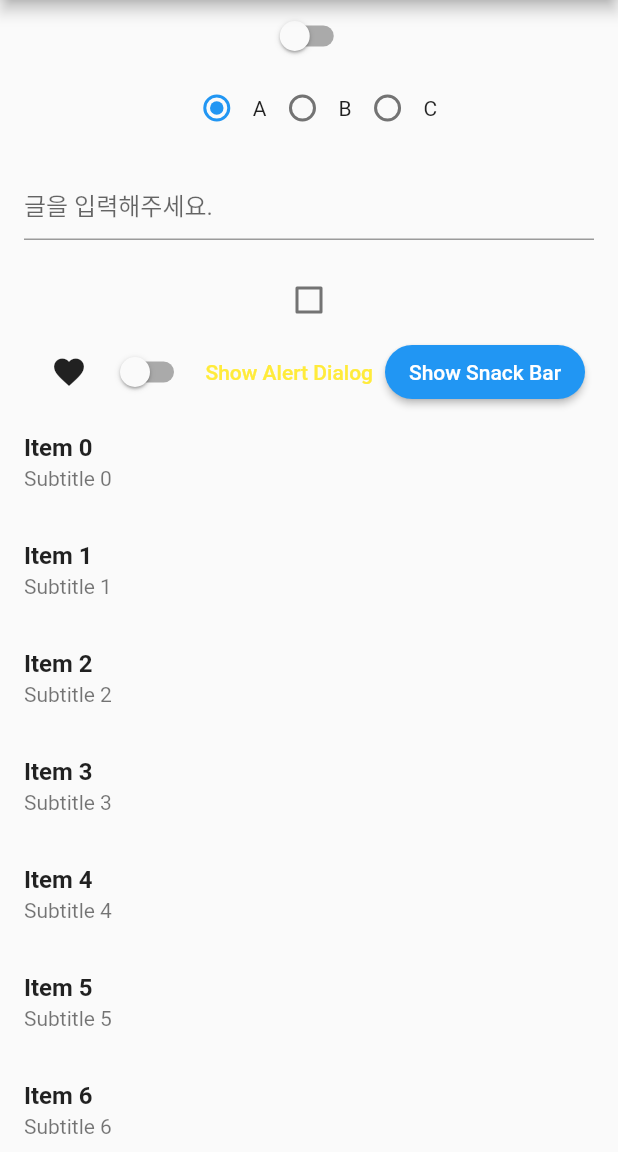
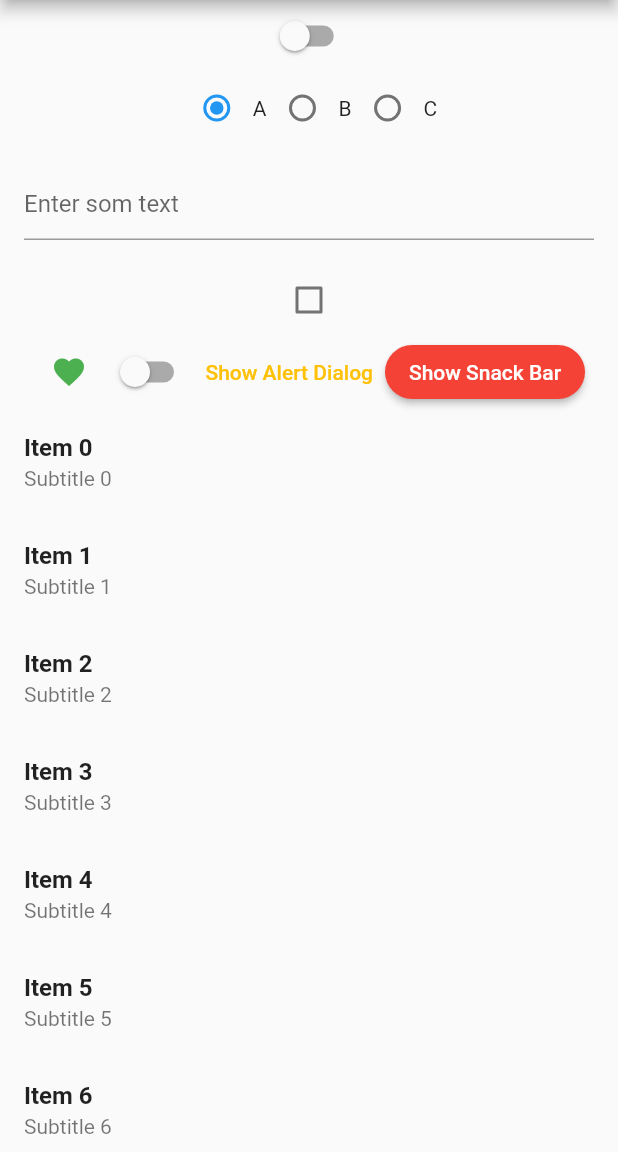
Before and after one commit to 1st-PARD-APP-PART/Kim-Min-Hyeok, a Flutter app: the screen it shows after launch, on a phone screen of 412 x 824 dp, the part 84-1236 px from its top. Run offline on Flutter 3.47's test engine with Material 2 defaults, Android fonts, the light colour scheme and no system bars.

Commit message:
주석 완료

```diff
--- a/1st_homework_김민혁/first_homework__minhyeokkim/lib/main.dart
+++ b/1st_homework_김민혁/first_homework__minhyeokkim/lib/main.dart
@@ -3,6 +3,8 @@ import 'package:flutter/material.dart';
 void main() => runApp(MyApp());
 
 class MyApp extends StatelessWidget {
+  const MyApp({super.key});
+
   @override
   Widget build(BuildContext context) {
     return MaterialApp(
@@ -42,7 +44,9 @@ class _MyHomePageState extends State<MyHomePage> {
       context: context,
       builder: (BuildContext context) {
         return AlertDialog(
-          title: Text("Alert"),
+          title: Text("안녕하세요",
+                  style: TextStyle(fontWeight: FontWeight.normal),//결과 화면에 Title이 bold가 해제 된 것 같아서 nomal로 바꿈
+                  ),
           content: Text("This is an alert dialog!"),
           actions: [
             TextButton(
@@ -57,23 +61,24 @@ class _MyHomePageState extends State<MyHomePage> {
 
   @override
   Widget build(BuildContext context) {
-    return Scaffold(
+    return Scaffold( //Scafflod 위젯 : 뼈대를 잡아줌
       appBar: AppBar(
-        title: Text("Flutter Demo"),
+        title: Text("Flutter Demo"), //Text 위젯
       ),
-      drawer: Drawer(
-        child: ListView(
+      drawer: Drawer( //Drawer 위젯 : 보통 햄버거 버튼으로 이동하는 숨겨진 메뉴
+        child: ListView( //ListView 위젯
           padding: EdgeInsets.zero,
           children: [
             DrawerHeader(
               child: Text(
                 "21900102 김민혁",
-                style: TextStyle(fontSize: 50)),
-              decoration: BoxDecoration(
-                color: Colors.blue,
+                style: TextStyle(fontSize: 50)),// Step6. fontSize 50
+                decoration: BoxDecoration(
+                color: Colors.black38, //결과화면처럼 헤더 배경 회색으로 바꿈
+
               ),
             ),
-            ListTile(
+            ListTile( //ListTile 위젯 : ListView의 아이템을 넣는 위젯
               title: Text("Drawer Item 1"),
               onTap: () => Navigator.pop(context),
             ),
@@ -87,17 +92,17 @@ class _MyHomePageState extends State<MyHomePage> {
       body: ListView(
         children: [
           Center(
-            child: Column(
+            child: Column( // Column 위젯 : 세로방향의 frame을 잡아주는 위젯
               mainAxisAlignment: MainAxisAlignment.center,
               children: [
-                Switch(
+                Switch( // Switch 위젯 : Switch 버튼
                   value: _switchValue,
                   onChanged: (value) => setState(() => _switchValue = value),
                 ),
-                Row(
-                  mainAxisAlignment: MainAxisAlignment.center,
+                Row( // Row 위젯 : 가로방향의 frame을 잡아주는 위젯
+                  mainAxisAlignment: MainAxisAlignment.center, // Step4. 가운데 정렬
                   children: [
-                    Radio(
+                    Radio( //Radio 위젯 : Radio 버튼
                       value: "A",
                       groupValue: _radioValue,
                       onChanged: (value) =>
@@ -120,24 +125,26 @@ class _MyHomePageState extends State<MyHomePage> {
                     Text("C"),
                   ],
                 ),
-                Padding(
+                Padding(  //Padding 위젯 : child에 padding을 가지도록 하는 위젯, margin과 구분하기
                   padding: EdgeInsets.all(16.0),
-                  child: TextField(
+                  child: TextField( // TextField 위젯 : Text를 적을 수 있는 field
                     controller: _textFieldController,
                     decoration: const InputDecoration(
-                      hintText: '글을 입력해주세요.'
+                      hintText: 'Enter som text' //Step3. hint text 추가
                     ),
                   ),
                 ),
-                Checkbox(
+                Checkbox( // Checkbox 위젯 : Checkbox 버튼
                   value: _checkBoxValue,
                   onChanged: (value) => setState(() => _checkBoxValue = value!),
                 ),
                 Row(
                   mainAxisAlignment: MainAxisAlignment.center,
                   children: [
-                    IconButton(
-                      icon: Icon(Icons.favorite),
+                    IconButton( // IconButton 위젯
+                      icon: Icon( // Icon 위젯
+                        Icons.favorite,
+                        color: Colors.green),//결과 화면처럼 녹색으로 바꿈
                       onPressed: (){}
                     ),
                     Switch(
@@ -145,25 +152,26 @@ class _MyHomePageState extends State<MyHomePage> {
                       onChanged: (value) =>
                           setState(() => _switchValue = value),
                     ),
-                    TextButton(
-                      onPressed: () => _showAlertDialog(),
+                    TextButton( //TextButton 위젯
+                      onPressed: () => _showAlertDialog(), //Step8. alertDiolog 연결
                       child: Text("Show Alert Dialog"),
                       style: TextButton.styleFrom(
-                        primary: Colors.yellow,
+                        primary: Colors.amber, //Step5. font 색상변경
                       )
                     ),
-                    ElevatedButton(
-                      onPressed: () => _showSnackBar(),
+                    ElevatedButton( //ElevatedButton 위젯 : 살짝 뜬 느낌을 줄 수 있는 위젯
+                      onPressed: () => _showSnackBar(), //Step8, snackbar 연결
                       style: ElevatedButton.styleFrom(
+                        backgroundColor: Colors.red,//step7. 배경 색상 변경
                         shape: RoundedRectangleBorder(
-                          borderRadius: BorderRadius.circular(30),
+                          borderRadius: BorderRadius.circular(30), //Step7. radius 30
                         )
                       ),
                       child: Text("Show Snack Bar"),
                     ),
                   ],
                 ),
-                SizedBox(
+                SizedBox( // SizeBox 위젯 : padding으로도 사용할 수 있고, 이렇게 활용범위가 넓음
                   height: 500,
                   child: ListView.builder(
                     itemCount: 20,
@@ -171,7 +179,7 @@ class _MyHomePageState extends State<MyHomePage> {
                       return ListTile(
                         title: Text(
                           "Item $index",
-                          style: TextStyle(fontWeight: FontWeight.bold)
+                          style: TextStyle(fontWeight: FontWeight.bold) //Step9. font weight -> bold 변경
                         ),
                         subtitle: Text("Subtitle $index"),
                       );
@@ -180,8 +188,8 @@ class _MyHomePageState extends State<MyHomePage> {
                 ),
                 SizedBox(
                   height: 5000,
-                  child: GridView.count(
-                    crossAxisCount: 3,
+                  child: GridView.count(// GridView 위젯 : 격자 형식의 View
+                    crossAxisCount: 3, // Step11. 열 수정
                     children: List.generate(9, (index) {
                       return Card(
                         child: Center(
```
